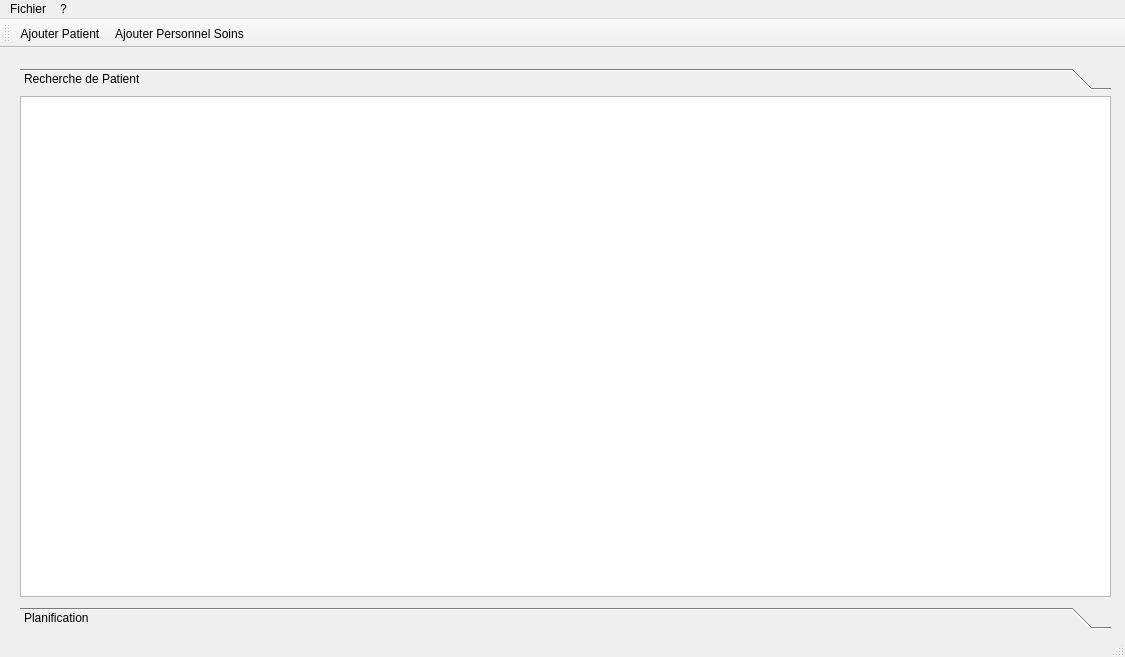
JeanCellier/QtProjet, file mainwindow.ui: the form before one commit.
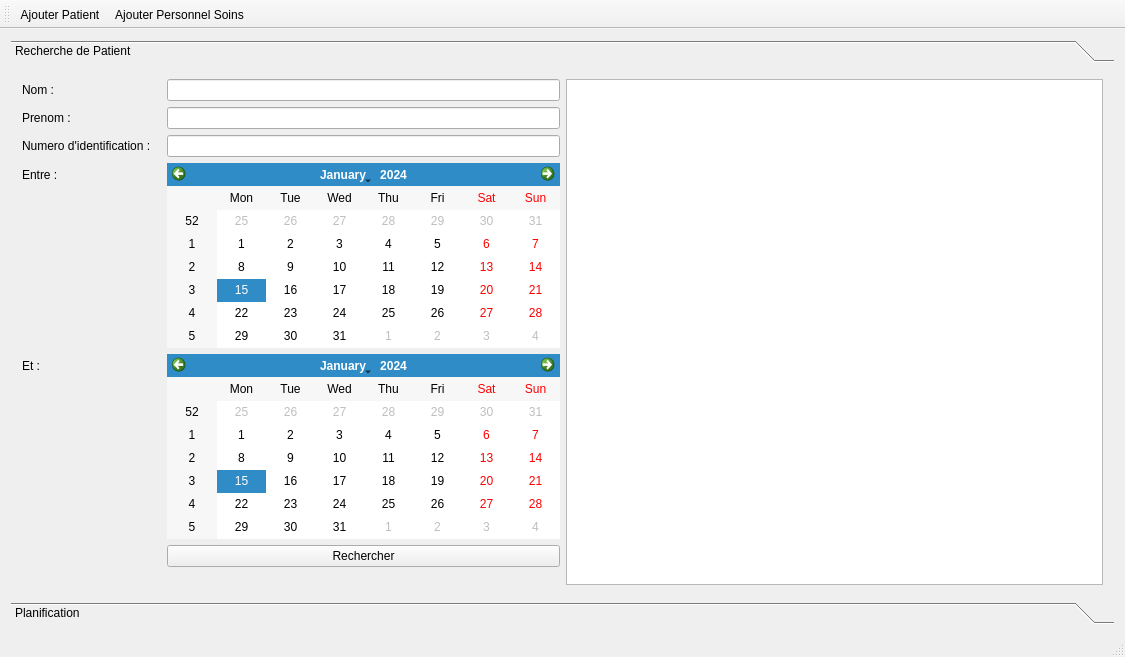
The form after the commit. The open tabs and pages were chosen to show the change.

Commit message: ajout module recherche, layout multiples dans mainwindow

```diff
--- a/mainwindow.ui
+++ b/mainwindow.ui
@@ -14,68 +14,145 @@
    <string>MainWindow</string>
   </property>
   <widget class="QWidget" name="centralWidget">
+   <layout class="QVBoxLayout" name="verticalLayout">
+    <item>
    <widget class="QToolBox" name="toolBox">
-    <property name="geometry">
-     <rect>
-      <x>20</x>
-      <y>20</y>
-      <width>1091</width>
-      <height>561</height>
-     </rect>
+      <property name="autoFillBackground">
+       <bool>true</bool>
     </property>
     <property name="currentIndex">
-     <number>1</number>
+       <number>0</number>
     </property>
     <widget class="QWidget" name="patientSearch">
      <property name="geometry">
       <rect>
        <x>0</x>
        <y>0</y>
-       <width>1091</width>
-       <height>499</height>
+         <width>1107</width>
+         <height>521</height>
       </rect>
      </property>
      <attribute name="label">
       <string>Recherche de Patient</string>
      </attribute>
+       <layout class="QHBoxLayout" name="horizontalLayout">
+        <item>
+         <layout class="QFormLayout" name="formLayout_2">
+          <property name="rightMargin">
+           <number>0</number>
+          </property>
+          <item row="0" column="0">
+           <widget class="QLabel" name="nameResearchLabel">
+            <property name="text">
+             <string>Nom :</string>
+            </property>
+           </widget>
+          </item>
+          <item row="0" column="1">
+           <widget class="QLineEdit" name="nameSearchLineEdit"/>
+          </item>
+          <item row="1" column="0">
+           <widget class="QLabel" name="prenomSearchLabel">
+            <property name="text">
+             <string>Prenom :</string>
+            </property>
+           </widget>
+          </item>
+          <item row="1" column="1">
+           <widget class="QLineEdit" name="prenomSearchLineEdit"/>
+          </item>
+          <item row="2" column="0">
+           <widget class="QLabel" name="numberIdSearchLabel">
+            <property name="text">
+             <string>Numero d'identification :   </string>
+            </property>
+           </widget>
+          </item>
+          <item row="2" column="1">
+           <widget class="QLineEdit" name="lineEdit"/>
+          </item>
+          <item row="3" column="0">
+           <widget class="QLabel" name="dateSearchMinLabel">
+            <property name="text">
+             <string>Entre :</string>
+            </property>
+           </widget>
+          </item>
+          <item row="3" column="1">
+           <widget class="QCalendarWidget" name="calendarWidget"/>
+          </item>
+          <item row="4" column="0">
+           <widget class="QLabel" name="searchDateMaxLabel">
+            <property name="text">
+             <string>Et :</string>
+            </property>
+           </widget>
+          </item>
+          <item row="4" column="1">
+           <widget class="QCalendarWidget" name="calendarWidget_2"/>
+          </item>
+          <item row="5" column="0">
+           <spacer name="verticalSpacer">
+            <property name="orientation">
+             <enum>Qt::Vertical</enum>
+            </property>
+            <property name="sizeHint" stdset="0">
+             <size>
+              <width>20</width>
+              <height>40</height>
+             </size>
+            </property>
+           </spacer>
+          </item>
+          <item row="5" column="1">
+           <widget class="QPushButton" name="searchButton">
+            <property name="text">
+             <string>Rechercher</string>
+            </property>
+           </widget>
+          </item>
+         </layout>
+        </item>
+        <item>
      <widget class="QTableView" name="patientSearchTableView">
-      <property name="geometry">
-       <rect>
-        <x>0</x>
-        <y>0</y>
-        <width>1091</width>
-        <height>501</height>
-       </rect>
-      </property>
-     </widget>
+          <property name="enabled">
+           <bool>true</bool>
+          </property>
+          <property name="autoFillBackground">
+           <bool>false</bool>
+          </property>
+         </widget>
+        </item>
+       </layout>
     </widget>
     <widget class="QWidget" name="planification">
      <property name="geometry">
       <rect>
        <x>0</x>
        <y>0</y>
-       <width>1091</width>
-       <height>499</height>
+         <width>1107</width>
+         <height>521</height>
       </rect>
      </property>
      <attribute name="label">
       <string>Planification</string>
      </attribute>
+       <layout class="QVBoxLayout" name="verticalLayout_2">
+        <item>
      <widget class="QTreeView" name="ressourceTreeView">
-      <property name="geometry">
-       <rect>
-        <x>0</x>
-        <y>0</y>
-        <width>1091</width>
-        <height>491</height>
-       </rect>
+          <property name="autoFillBackground">
+           <bool>true</bool>
       </property>
       <attribute name="headerVisible">
        <bool>false</bool>
       </attribute>
      </widget>
-    </widget>
-   </widget>
+        </item>
+       </layout>
+      </widget>
+     </widget>
+    </item>
+   </layout>
   </widget>
   <widget class="QMenuBar" name="menuBar">
    <property name="geometry">
@@ -83,31 +160,9 @@
      <x>0</x>
      <y>0</y>
      <width>1125</width>
-     <height>26</height>
+     <height>21</height>
     </rect>
    </property>
-   <widget class="QMenu" name="menuFichier">
-    <property name="title">
-     <string>Fichier</string>
-    </property>
-    <widget class="QMenu" name="menuAjouter">
-     <property name="title">
-      <string>Ajouter</string>
-     </property>
-     <addaction name="actionPatient"/>
-     <addaction name="actionPersonnels_de_soins"/>
-    </widget>
-    <addaction name="actionQuitter"/>
-    <addaction name="menuAjouter"/>
-   </widget>
-   <widget class="QMenu" name="menu">
-    <property name="title">
-     <string>?</string>
-    </property>
-    <addaction name="actionA_propos"/>
-   </widget>
-   <addaction name="menuFichier"/>
-   <addaction name="menu"/>
   </widget>
   <widget class="QToolBar" name="mainToolBar">
    <attribute name="toolBarArea">
```
Lines whose indentation alone changed are shown as unchanged. The commit also changes 1 other file.
